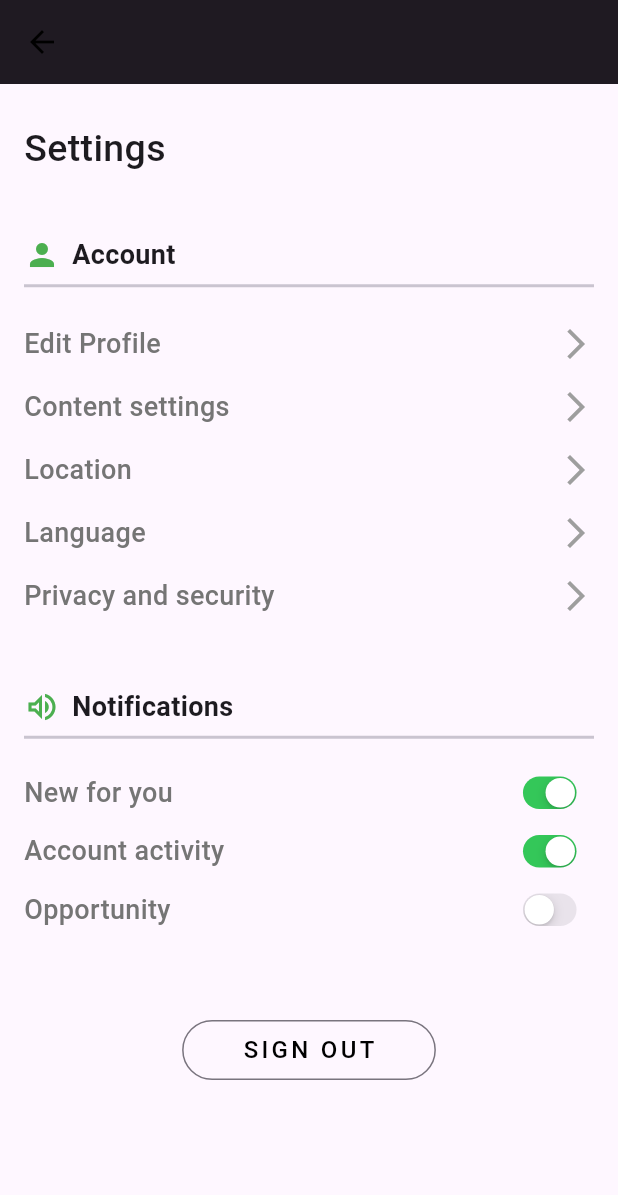
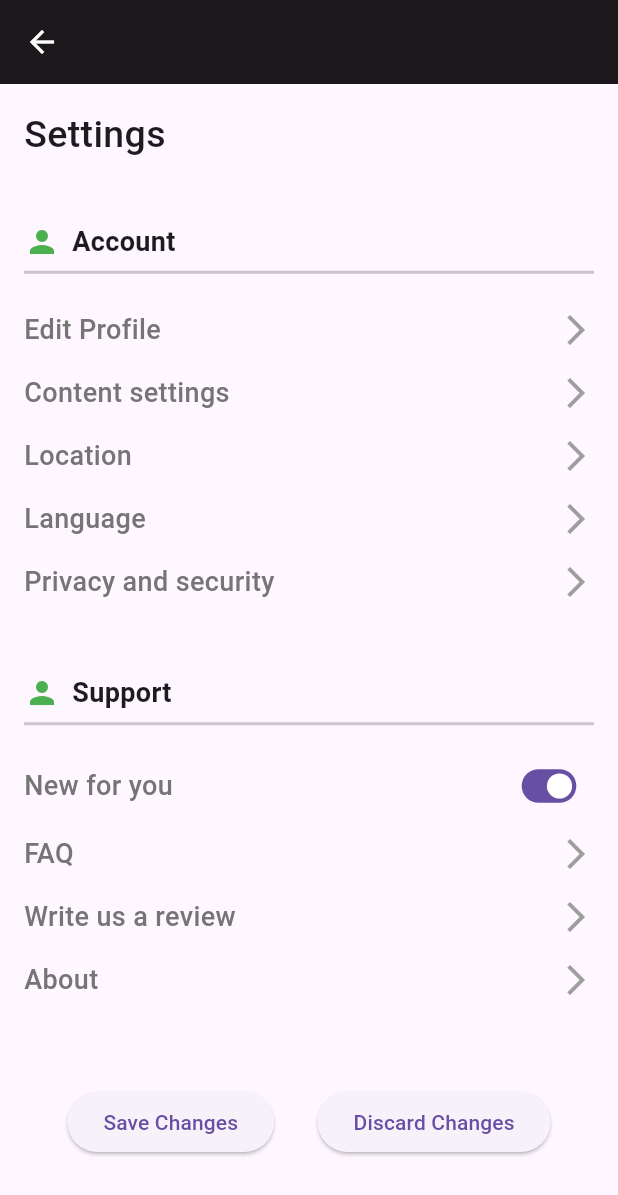
Before and after one commit to AlthafNazeel/R.A.V.E.N, a Flutter app: the EditProfilePage screen opened directly, after a tap on the "settings" icon, on a phone screen of 412 x 824 dp. Shown: the top 1195 px of the screen. Run offline on Flutter 3.47's test engine with Material 3 defaults, Android fonts, the light colour scheme and no system bars; our stand-ins replace cloud_firestore, firebase_core, firebase_messaging, firebase_storage, get, pie_chart and 1 more; accounts and stored records are empty; network calls fail.

Commit message:
profile page

```diff
--- a/raven_frontend/lib/Pages/SettingsPage.dart
+++ b/raven_frontend/lib/Pages/SettingsPage.dart
@@ -1,5 +1,199 @@
-import 'package:flutter/cupertino.dart';
+// import 'package:flutter/cupertino.dart';
+// import 'package:flutter/material.dart';
+
+// class SettingsPage extends StatefulWidget {
+//   @override
+//   _SettingsPageState createState() => _SettingsPageState();
+// }
+
+// class _SettingsPageState extends State<SettingsPage> {
+//   @override
+//   Widget build(BuildContext context) {
+//     return Scaffold(
+//       appBar: AppBar(
+//         backgroundColor: Color.fromARGB(255, 27, 23, 27),
+//         elevation: 1,
+//         leading: IconButton(
+//           onPressed: () {
+//             Navigator.of(context).pop();
+//           },
+//           icon: Icon(
+//             Icons.arrow_back,
+//             color: const Color.fromARGB(255, 0, 0, 0),
+//           ),
+//         ),
+//       ),
+//       body: Container(
+//         padding: EdgeInsets.only(left: 16, top: 25, right: 16),
+//         child: ListView(
+//           children: [
+//             Text(
+//               "Settings",
+//               style: TextStyle(fontSize: 25, fontWeight: FontWeight.w500),
+//             ),
+//             SizedBox(
+//               height: 40,
+//             ),
+//             Row(
+//               children: [
+//                 Icon(
+//                   Icons.person,
+//                   color: Color.fromRGBO(76, 175, 80, 1),
+//                 ),
+//                 SizedBox(
+//                   width: 8,
+//                 ),
+//                 Text(
+//                   "Account",
+//                   style: TextStyle(fontSize: 18, fontWeight: FontWeight.bold),
+//                 ),
+//               ],
+//             ),
+//             Divider(
+//               height: 15,
+//               thickness: 2,
+//             ),
+//             SizedBox(
+//               height: 10,
+//             ),
+//             buildAccountOptionRow(context, "Edit Profile"),
+//             buildAccountOptionRow(context, "Content settings"),
+//             buildAccountOptionRow(context, "Location"),
+//             buildAccountOptionRow(context, "Language"),
+//             buildAccountOptionRow(context, "Privacy and security"),
+//             SizedBox(
+//               height: 40,
+//             ),
+//             Row(
+//               children: [
+//                 Icon(
+//                   Icons.volume_up_outlined,
+//                   color: Colors.green,
+//                 ),
+//                 SizedBox(
+//                   width: 8,
+//                 ),
+//                 Text(
+//                   "Notifications",
+//                   style: TextStyle(fontSize: 18, fontWeight: FontWeight.bold),
+//                 ),
+//               ],
+//             ),
+//             Divider(
+//               height: 15,
+//               thickness: 2,
+//             ),
+//             SizedBox(
+//               height: 10,
+//             ),
+//             buildNotificationOptionRow("New for you", true),
+//             buildNotificationOptionRow("Account activity", true),
+//             buildNotificationOptionRow("Opportunity", false),
+//             SizedBox(
+//               height: 50,
+//             ),
+//             Center(
+//               child: OutlinedButton(
+//                 style: ButtonStyle(
+//                   padding: MaterialStateProperty.all<EdgeInsets>(
+//                     EdgeInsets.symmetric(horizontal: 40),
+//                   ),
+//                   shape: MaterialStateProperty.all<OutlinedBorder>(
+//                     RoundedRectangleBorder(
+//                       borderRadius: BorderRadius.circular(20),
+//                     ),
+//                   ),
+//                 ),
+//                 onPressed: () {},
+//                 child: Text(
+//                   "SIGN OUT",
+//                   style: TextStyle(
+//                     fontSize: 16,
+//                     letterSpacing: 2.2,
+//                     color: Colors.black,
+//                   ),
+//                 ),
+//               ),
+//             )
+//           ],
+//         ),
+//       ),
+//     );
+//   }
+
+//   Row buildNotificationOptionRow(String title, bool isActive) {
+//     return Row(
+//       mainAxisAlignment: MainAxisAlignment.spaceBetween,
+//       children: [
+//         Text(
+//           title,
+//           style: TextStyle(
+//               fontSize: 18,
+//               fontWeight: FontWeight.w500,
+//               color: Colors.grey[600]),
+//         ),
+//         Transform.scale(
+//             scale: 0.7,
+//             child: CupertinoSwitch(
+//               value: isActive,
+//               onChanged: (bool val) {},
+//             ))
+//       ],
+//     );
+//   }
+
+//   GestureDetector buildAccountOptionRow(BuildContext context, String title) {
+//     return GestureDetector(
+//       onTap: () {
+//         showDialog(
+//             context: context,
+//             builder: (BuildContext context) {
+//               return AlertDialog(
+//                 title: Text(title),
+//                 content: Column(
+//                   mainAxisSize: MainAxisSize.min,
+//                   children: [
+//                     Text("Option 1"),
+//                     Text("Option 2"),
+//                     Text("Option 3"),
+//                   ],
+//                 ),
+//                 actions: [
+//                   TextButton(
+//                       onPressed: () {
+//                         Navigator.of(context).pop();
+//                       },
+//                       child: Text("Close")),
+//                 ],
+//               );
+//             });
+//       },
+//       child: Padding(
+//         padding: const EdgeInsets.symmetric(vertical: 8.0),
+//         child: Row(
+//           mainAxisAlignment: MainAxisAlignment.spaceBetween,
+//           children: [
+//             Text(
+//               title,
+//               style: TextStyle(
+//                 fontSize: 18,
+//                 fontWeight: FontWeight.w500,
+//                 color: Colors.grey[600],
+//               ),
+//             ),
+//             Icon(
+//               Icons.arrow_forward_ios,
+//               color: Colors.grey,
+//             ),
+//           ],
+//         ),
+//       ),
+//     );
+//   }
+// }
+
 import 'package:flutter/material.dart';
+import 'package:raven_frontend/Pages/profileEdit.dart';
 
 class SettingsPage extends StatefulWidget {
   @override
@@ -11,113 +205,85 @@ class _SettingsPageState extends State<SettingsPage> {
   Widget build(BuildContext context) {
     return Scaffold(
       appBar: AppBar(
-        backgroundColor: Color.fromARGB(255, 27, 23, 27),
-        elevation: 1,
+        backgroundColor: const Color.fromARGB(255, 27, 23, 27),
+        elevation: 0, // Remove elevation for a flat app bar
         leading: IconButton(
           onPressed: () {
             Navigator.of(context).pop();
           },
           icon: Icon(
             Icons.arrow_back,
-            color: const Color.fromARGB(255, 0, 0, 0),
+            color: Colors.white, // Match app bar title text color
           ),
         ),
       ),
       body: Container(
-        padding: EdgeInsets.only(left: 16, top: 25, right: 16),
+        padding: EdgeInsets.all(16),
         child: ListView(
           children: [
             Text(
               "Settings",
               style: TextStyle(fontSize: 25, fontWeight: FontWeight.w500),
             ),
-            SizedBox(
-              height: 40,
-            ),
+            SizedBox(height: 40),
+            buildHeadingRow("Account"),
+            Divider(height: 15, thickness: 2),
+            SizedBox(height: 10),
+            buildAccountOptionRow(context, "Edit Profile", () {
+              Navigator.push(
+                context,
+                MaterialPageRoute(builder: (context) => EditProfilePage()),
+              );
+            }),
+            buildAccountOptionRow(context, "Content settings", () {}),
+            buildAccountOptionRow(context, "Location", () {}),
+            buildAccountOptionRow(context, "Language", () {}),
+            buildAccountOptionRow(context, "Privacy and security", () {}),
+            SizedBox(height: 40),
+            buildHeadingRow("Support"),
+            Divider(height: 15, thickness: 2),
+            SizedBox(height: 10),
+            buildNotificationOptionRow("New for you", true),
+            buildAccountOptionRow(context, "FAQ", () {}),
+            buildAccountOptionRow(context, "Write us a review", () {}),
+            buildAccountOptionRow(context, "About", () {}),
+            SizedBox(height: 50),
             Row(
+              mainAxisAlignment: MainAxisAlignment.spaceEvenly,
               children: [
-                Icon(
-                  Icons.person,
-                  color: Color.fromRGBO(76, 175, 80, 1),
+                ElevatedButton(
+                  onPressed: () {
+                    // Save changes
+                  },
+                  child: Text('Save Changes'),
                 ),
-                SizedBox(
-                  width: 8,
-                ),
-                Text(
-                  "Account",
-                  style: TextStyle(fontSize: 18, fontWeight: FontWeight.bold),
+                ElevatedButton(
+                  onPressed: () {
+                    // Discard changes
+                  },
+                  child: Text('Discard Changes'),
                 ),
               ],
             ),
-            Divider(
-              height: 15,
-              thickness: 2,
-            ),
-            SizedBox(
-              height: 10,
-            ),
-            buildAccountOptionRow(context, "Edit Profile"),
-            buildAccountOptionRow(context, "Content settings"),
-            buildAccountOptionRow(context, "Location"),
-            buildAccountOptionRow(context, "Language"),
-            buildAccountOptionRow(context, "Privacy and security"),
-            SizedBox(
-              height: 40,
-            ),
-            Row(
-              children: [
-                Icon(
-                  Icons.volume_up_outlined,
-                  color: Colors.green,
-                ),
-                SizedBox(
-                  width: 8,
-                ),
-                Text(
-                  "Notifications",
-                  style: TextStyle(fontSize: 18, fontWeight: FontWeight.bold),
-                ),
-              ],
-            ),
-            Divider(
-              height: 15,
-              thickness: 2,
-            ),
-            SizedBox(
-              height: 10,
-            ),
-            buildNotificationOptionRow("New for you", true),
-            buildNotificationOptionRow("Account activity", true),
-            buildNotificationOptionRow("Opportunity", false),
-            SizedBox(
-              height: 50,
-            ),
-            Center(
-              child: OutlinedButton(
-                style: ButtonStyle(
-                  padding: MaterialStateProperty.all<EdgeInsets>(
-                    EdgeInsets.symmetric(horizontal: 40),
-                  ),
-                  shape: MaterialStateProperty.all<OutlinedBorder>(
-                    RoundedRectangleBorder(
-                      borderRadius: BorderRadius.circular(20),
-                    ),
-                  ),
-                ),
-                onPressed: () {},
-                child: Text(
-                  "SIGN OUT",
-                  style: TextStyle(
-                    fontSize: 16,
-                    letterSpacing: 2.2,
-                    color: Colors.black,
-                  ),
-                ),
-              ),
-            )
           ],
         ),
       ),
+    );
+  }
+
+  Row buildHeadingRow(String title) {
+    return Row(
+      children: [
+        Icon(
+          Icons.person,
+          color: Colors.green,
+        ),
+        SizedBox(width: 8),
+        Text(
+          title,
+          style: TextStyle(fontSize: 18, fontWeight: FontWeight.bold),
+        ),
+      ],
     );
   }
 
@@ -128,48 +294,28 @@ class _SettingsPageState extends State<SettingsPage> {
         Text(
           title,
           style: TextStyle(
-              fontSize: 18,
-              fontWeight: FontWeight.w500,
-              color: Colors.grey[600]),
+            fontSize: 18,
+            fontWeight: FontWeight.w500,
+            color: Colors.grey[600],
+          ),
         ),
         Transform.scale(
-            scale: 0.7,
-            child: CupertinoSwitch(
-              value: isActive,
-              onChanged: (bool val) {},
-            ))
+          scale: 0.7,
+          child: Switch(
+            value: isActive,
+            onChanged: (bool val) {},
+          ),
+        )
       ],
     );
   }
 
-  GestureDetector buildAccountOptionRow(BuildContext context, String title) {
+  GestureDetector buildAccountOptionRow(
+      BuildContext context, String title, VoidCallback onTap) {
     return GestureDetector(
-      onTap: () {
-        showDialog(
-            context: context,
-            builder: (BuildContext context) {
-              return AlertDialog(
-                title: Text(title),
-                content: Column(
-                  mainAxisSize: MainAxisSize.min,
-                  children: [
-                    Text("Option 1"),
-                    Text("Option 2"),
-                    Text("Option 3"),
-                  ],
-                ),
-                actions: [
-                  TextButton(
-                      onPressed: () {
-                        Navigator.of(context).pop();
-                      },
-                      child: Text("Close")),
-                ],
-              );
-            });
-      },
+      onTap: onTap,
       child: Padding(
-        padding: const EdgeInsets.symmetric(vertical: 8.0),
+        padding: EdgeInsets.symmetric(vertical: 8),
         child: Row(
           mainAxisAlignment: MainAxisAlignment.spaceBetween,
           children: [
--- a/raven_frontend/lib/Pages/profileEdit.dart
+++ b/raven_frontend/lib/Pages/profileEdit.dart
@@ -28,7 +28,7 @@ class _EditProfilePageState extends State<EditProfilePage> {
         leading: IconButton(
           icon: Icon(
             Icons.arrow_back,
-            color: Colors.green,
+            color: Color.fromARGB(255, 71, 37, 88),
           ),
           onPressed: () {},
         ),
@@ -36,7 +36,7 @@ class _EditProfilePageState extends State<EditProfilePage> {
           IconButton(
             icon: Icon(
               Icons.settings,
-              color: Colors.green,
+              color: Color.fromARGB(255, 71, 37, 88),
             ),
             onPressed: () {
               Navigator.of(context).push(MaterialPageRoute(
@@ -96,7 +96,7 @@ class _EditProfilePageState extends State<EditProfilePage> {
                               width: 4,
                               color: Theme.of(context).scaffoldBackgroundColor,
                             ),
-                            color: Colors.green,
+                            color: Color.fromARGB(255, 71, 37, 88),
                           ),
                           child: Icon(
                             Icons.edit,
@@ -109,10 +109,10 @@ class _EditProfilePageState extends State<EditProfilePage> {
               SizedBox(
                 height: 35,
               ),
-              buildTextField("Full Name", "Dor Alex", false),
-              buildTextField("E-mail", "alexd@gmail.com", false),
+              buildTextField("Full Name", "Your Name", false),
+              buildTextField("E-mail", "yourmail@gmail.com", false),
               buildTextField("Password", "********", true),
-              buildTextField("Location", "TLV, Israel", false),
+              buildTextField("Location", "CMB,Sri Lanka", false),
               SizedBox(
                 height: 35,
               ),
@@ -127,16 +127,14 @@ class _EditProfilePageState extends State<EditProfilePage> {
                             letterSpacing: 2.2,
                             color: Colors.black)),
                   ),
-                  ElevatedButton(
+                  OutlinedButton(
                     onPressed: () {},
-                    child: Text(
-                      "SAVE",
-                      style: TextStyle(
-                          fontSize: 14,
-                          letterSpacing: 2.2,
-                          color: Colors.white),
-                    ),
-                  )
+                    child: Text("SAVE",
+                        style: TextStyle(
+                            fontSize: 14,
+                            letterSpacing: 2.2,
+                            color: Colors.black)),
+                  ),
                 ],
               )
             ],
--- a/raven_frontend/lib/Pages/signInPage.dart
+++ b/raven_frontend/lib/Pages/signInPage.dart
@@ -1,9 +1,15 @@
+import 'package:firebase_core/firebase_core.dart';
 import 'package:flutter/material.dart';
+import 'package:raven_frontend/api/firebase_api.dart';
 import 'package:raven_frontend/components/TextFeild.dart';
 import 'package:raven_frontend/components/AppFonts.dart';
+import 'package:raven_frontend/firebase_options.dart';
 import 'package:raven_frontend/navMenu.dart';
 
-void main() {
+Future<void> main() async {
+  WidgetsFlutterBinding.ensureInitialized();
+  await Firebase.initializeApp(options: DefaultFirebaseOptions.currentPlatform);
+  await FirebaseApi().initNotification();
   runApp(const MyApp());
 }
 
```
